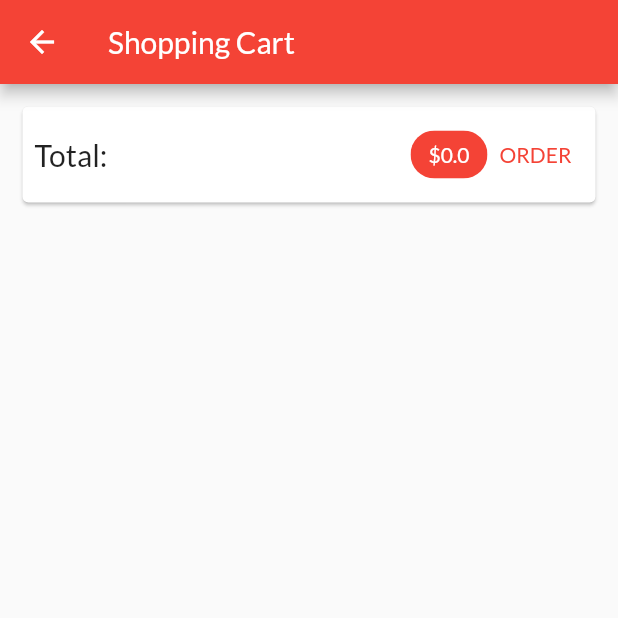
After one commit to dev-marko/shop_app, a Flutter app: the ShoppingCartScreen screen opened by its route, on a phone screen of 412 x 824 dp, the top half of it. The commit adds this screen. Run offline on Flutter 3.47's test engine with Material 2 defaults, Android fonts, the phone set to English and light mode, and no system bars; network calls fail.

```diff
--- a/lib/main.dart
+++ b/lib/main.dart
@@ -3,6 +3,7 @@ import 'package:provider/provider.dart';
 
 import './screens/products_overview_screen.dart';
 import './screens/product_detail_screen.dart';
+import './screens/shopping_cart_screen.dart';
 
 import './providers/products_provider.dart';
 import './providers/shopping_cart_provider.dart';
@@ -33,6 +34,7 @@ class MyApp extends StatelessWidget {
         home: ProductsOverwiewScreen(),
         routes: {
           ProductDetailScreen.routeName: (context) => ProductDetailScreen(),
+          ShoppingCartScreen.routeName: (context) => ShoppingCartScreen(),
         },
       ),
     );
--- a/lib/providers/shopping_cart_provider.dart
+++ b/lib/providers/shopping_cart_provider.dart
@@ -27,6 +27,14 @@ class ShoppingCart with ChangeNotifier {
     return _items.length;
   }
 
+  double get total {
+    double totalPrice = 0.0;
+    _items.forEach((key, value) {
+      totalPrice += value.quantity * value.price;
+    });
+    return totalPrice;
+  }
+
   void addItem(String productId, String title, double price) {
     if (_items.containsKey(productId)) {
       // change quantity...
@@ -52,4 +60,9 @@ class ShoppingCart with ChangeNotifier {
     }
     notifyListeners();
   }
+
+  void removeItem(String productId) {
+    _items.remove(productId);
+    notifyListeners();
+  }
 }
--- /dev/null
+++ b/lib/screens/shopping_cart_screen.dart
@@ -0,0 +1,77 @@
+import 'package:flutter/material.dart';
+import 'package:provider/provider.dart';
+
+import '../providers/shopping_cart_provider.dart' show ShoppingCart;
+
+import '../widgets/shopping_cart_display_item.dart';
+
+class ShoppingCartScreen extends StatelessWidget {
+  static const String routeName = '/shopping-cart';
+
+  @override
+  Widget build(BuildContext context) {
+    final shoppingCartContext = Provider.of<ShoppingCart>(context);
+    final shoppingCartKeys = shoppingCartContext.items.keys.toList();
+    final shoppingCartValues = shoppingCartContext.items.values.toList();
+    return Scaffold(
+      appBar: AppBar(
+        title: Text('Shopping Cart'),
+      ),
+      body: Column(
+        children: [
+          Card(
+            margin: const EdgeInsets.all(15),
+            child: Padding(
+              padding: const EdgeInsets.all(8),
+              child: Row(
+                mainAxisAlignment: MainAxisAlignment.spaceBetween,
+                children: [
+                  Text(
+                    'Total:',
+                    style: TextStyle(fontSize: 20),
+                  ),
+                  Spacer(),
+                  Chip(
+                    label: Text(
+                      '\$${shoppingCartContext.total}',
+                      style: TextStyle(
+                        color: Theme.of(context)
+                            .primaryTextTheme
+                            .titleMedium
+                            .color,
+                      ),
+                    ),
+                    backgroundColor: Theme.of(context).colorScheme.primary,
+                  ),
+                  TextButton(
+                    onPressed: () {},
+                    child: Text('ORDER'),
+                    style: ButtonStyle(
+                      foregroundColor: MaterialStatePropertyAll<Color>(
+                          Theme.of(context).colorScheme.primary),
+                    ),
+                  ),
+                ],
+              ),
+            ),
+          ),
+          SizedBox(
+            height: 10,
+          ),
+          Expanded(
+            child: ListView.builder(
+              itemBuilder: (ctx, index) => ShoppingCartDisplayItem(
+                id: shoppingCartValues[index].id,
+                productId: shoppingCartKeys[index],
+                title: shoppingCartValues[index].title,
+                price: shoppingCartValues[index].price,
+                quantity: shoppingCartValues[index].quantity,
+              ),
+              itemCount: shoppingCartContext.itemCount,
+            ),
+          ),
+        ],
+      ),
+    );
+  }
+}
```
Also changed, not shown: lib/screens/products_overview_screen.dart (+7 -2 lines), lib/widgets/shopping_cart_display_item.dart (added, +62 -0 lines).
